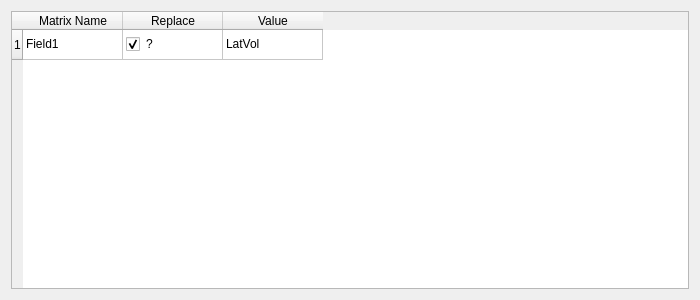
Above: src/Interface/Modules/Bundle/InsertMatricesIntoBundleDialog.ui from SCIInstitute/SCIRun before the change. Below: the same form after it.
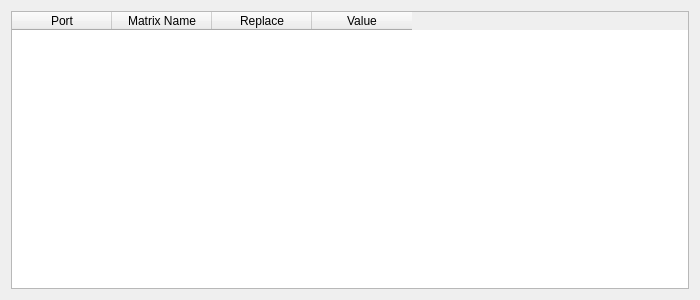
That is the form after the change.

Diff of the .ui file:
```diff
--- a/src/Interface/Modules/Bundle/InsertMatricesIntoBundleDialog.ui
+++ b/src/Interface/Modules/Bundle/InsertMatricesIntoBundleDialog.ui
@@ -22,11 +22,11 @@
   <layout class="QGridLayout" name="gridLayout">
    <item row="0" column="0">
     <widget class="QTableWidget" name="tableWidget">
-     <row>
+     <column>
       <property name="text">
-       <string>1</string>
+       <string>Port</string>
       </property>
-     </row>
+     </column>
      <column>
       <property name="text">
        <string>Matrix Name</string>
@@ -42,24 +42,6 @@
        <string>Value</string>
       </property>
      </column>
-     <item row="0" column="0">
-      <property name="text">
-       <string>Field1</string>
-      </property>
-     </item>
-     <item row="0" column="1">
-      <property name="text">
-       <string>?</string>
-      </property>
-      <property name="checkState">
-       <enum>Checked</enum>
-      </property>
-     </item>
-     <item row="0" column="2">
-      <property name="text">
-       <string>LatVol</string>
-      </property>
-     </item>
     </widget>
    </item>
   </layout>
```
